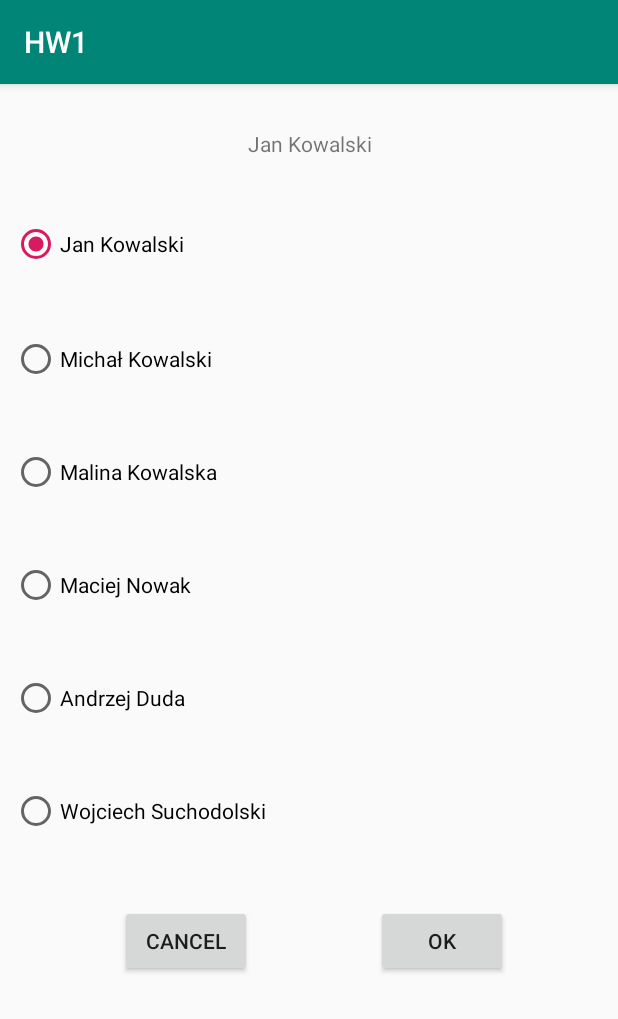
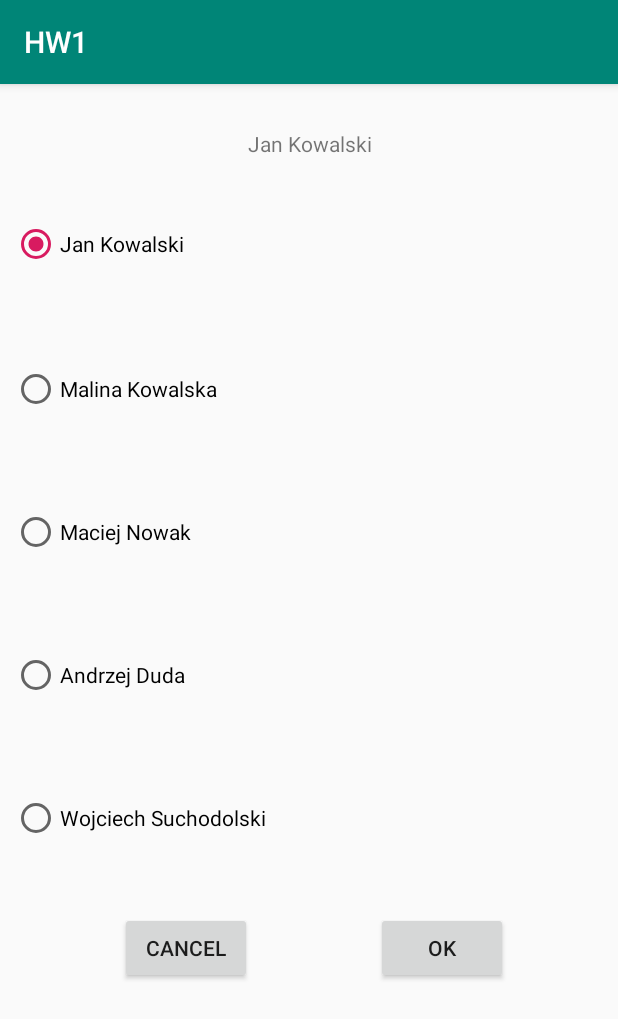
Before and after one commit to jasperpl/android_app_HW1, an Android app: the contact_activity screen opened directly, with no data from a screen before it, on a phone screen of 412 x 824 dp. Shown: the top 1019 px of the screen. Run offline under Robolectric (Android 15) with nearby library versions, the phone set to English and light mode, and no system bars.

```diff
--- a/app/src/main/res/layout/activity_contact_activity.xml
+++ b/app/src/main/res/layout/activity_contact_activity.xml
@@ -39,20 +39,11 @@
             android:onClick="onRadioButtonClicked"
             android:text="Jan Kowalski" />
         <RadioButton
-            android:id="@+id/contact2"
-            android:layout_width="wrap_content"
-            android:layout_height="30dp"
-            android:layout_centerHorizontal="true"
-            android:layout_marginTop="45dp"
-            android:checked="false"
-            android:onClick="onRadioButtonClicked"
-            android:text="Michał Kowalski" />
-        <RadioButton
             android:id="@+id/contact3"
             android:layout_width="wrap_content"
             android:layout_height="30dp"
             android:layout_centerHorizontal="true"
-            android:layout_marginTop="45dp"
+            android:layout_marginTop="65dp"
             android:checked="false"
             android:onClick="onRadioButtonClicked"
             android:text="Malina Kowalska" />
@@ -61,7 +52,7 @@
             android:layout_width="wrap_content"
             android:layout_height="30dp"
             android:layout_centerHorizontal="true"
-            android:layout_marginTop="45dp"
+            android:layout_marginTop="65dp"
             android:checked="false"
             android:onClick="onRadioButtonClicked"
             android:text="Maciej Nowak" />
@@ -70,7 +61,7 @@
             android:layout_width="wrap_content"
             android:layout_height="30dp"
             android:layout_centerHorizontal="true"
-            android:layout_marginTop="45dp"
+            android:layout_marginTop="65dp"
             android:checked="false"
             android:onClick="onRadioButtonClicked"
             android:text="Andrzej Duda" />
@@ -79,7 +70,7 @@
             android:layout_width="wrap_content"
             android:layout_height="30dp"
             android:layout_centerHorizontal="true"
-            android:layout_marginTop="45dp"
+            android:layout_marginTop="65dp"
             android:checked="false"
             android:onClick="onRadioButtonClicked"
             android:text="Wojciech Suchodolski" />
```
Also changed, not shown: app/src/main/java/com/example/hw1/contact_activity.java (+1 -10 lines).
